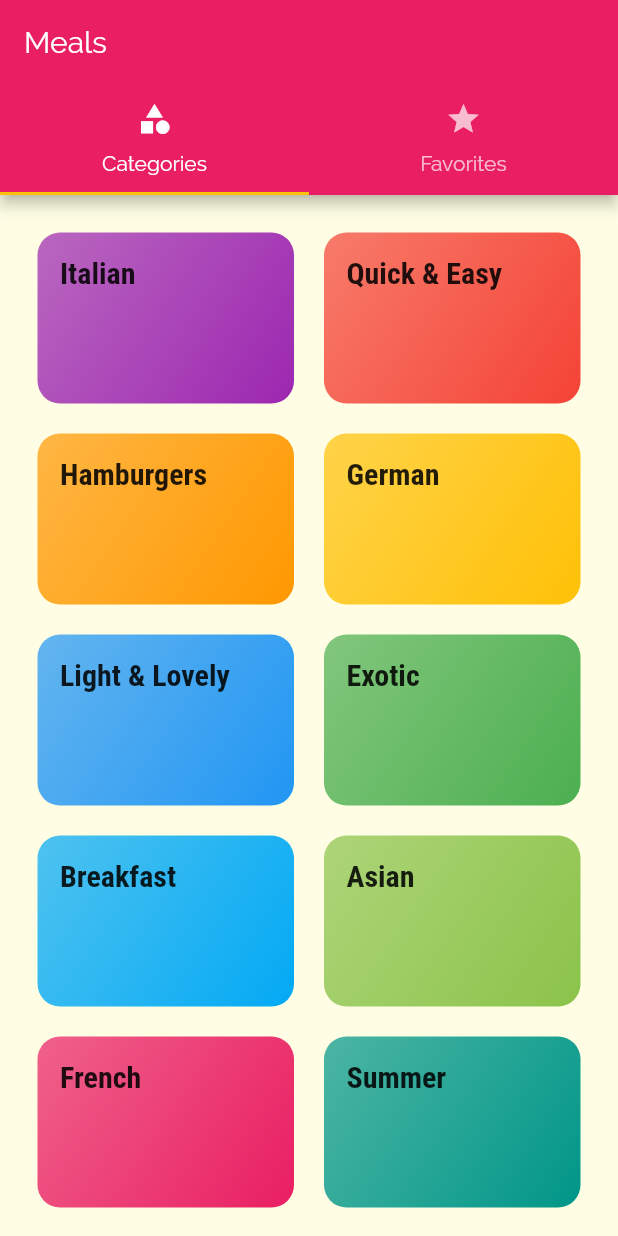
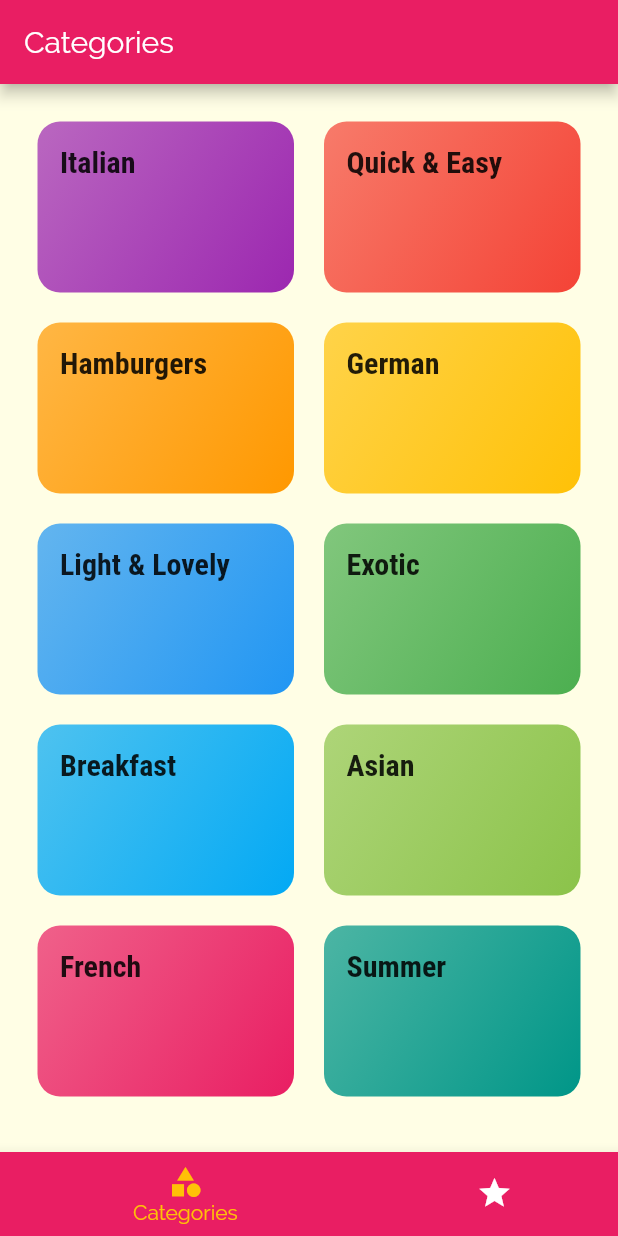
Before and after one commit to justindarmawan/flutter_meals_app, a Flutter app: the screen it shows after launch, on a phone screen of 412 x 824 dp. Run offline on Flutter 3.47's test engine with Material 2 defaults, Android fonts, the phone set to English and light mode, and no system bars.

```diff
--- a/lib/screens/tabs_screen.dart
+++ b/lib/screens/tabs_screen.dart
@@ -9,27 +9,52 @@ class TabsScreen extends StatefulWidget {
 }
 
 class _TabsScreenState extends State<TabsScreen> {
+  final List<Map<String, Object>> _pages = [
+    {
+      'page': CategoriesScreen(),
+      'title': 'Categories',
+      // also can add actions button
+    },
+    {
+      'page': FavoritesScreen(),
+      'title': 'Your Favorite',
+    },
+  ];
+
+  int _selectedPageIndex = 0;
+
+  void _selectPage(int index) {
+    setState(() {
+      _selectedPageIndex = index;
+    });
+  }
+
   @override
   Widget build(BuildContext context) {
-    return DefaultTabController(
-      length: 2,
-      initialIndex: 0, // initial 0
-      child: Scaffold(
-        appBar: AppBar(
-          title: Text('Meals'),
-          bottom: TabBar(
-            tabs: [
-              Tab(icon: Icon(Icons.category), text: 'Categories'),
-              Tab(icon: Icon(Icons.star), text: 'Favorites'),
-            ],
+    return Scaffold(
+      appBar: AppBar(
+        title: Text(_pages[_selectedPageIndex]['title']),
+      ),
+      body: _pages[_selectedPageIndex]['page'],
+      bottomNavigationBar: BottomNavigationBar(
+        onTap: _selectPage,
+        backgroundColor: Theme.of(context).primaryColor,
+        selectedItemColor: Theme.of(context).accentColor,
+        unselectedItemColor: Colors.white,
+        currentIndex: _selectedPageIndex,
+        type: BottomNavigationBarType.shifting,
+        items: [
+          BottomNavigationBarItem(
+            icon: Icon(Icons.category),
+            label: 'Categories',
+            backgroundColor: Theme.of(context).primaryColor,
           ),
-        ),
-        body: TabBarView(
-          children: [
-            CategoriesScreen(),
-            FavoritesScreen(),
-          ],
-        ),
+          BottomNavigationBarItem(
+            icon: Icon(Icons.star),
+            label: 'Favorites',
+            backgroundColor: Theme.of(context).primaryColor,
+          ),
+        ],
       ),
     );
   }
```
